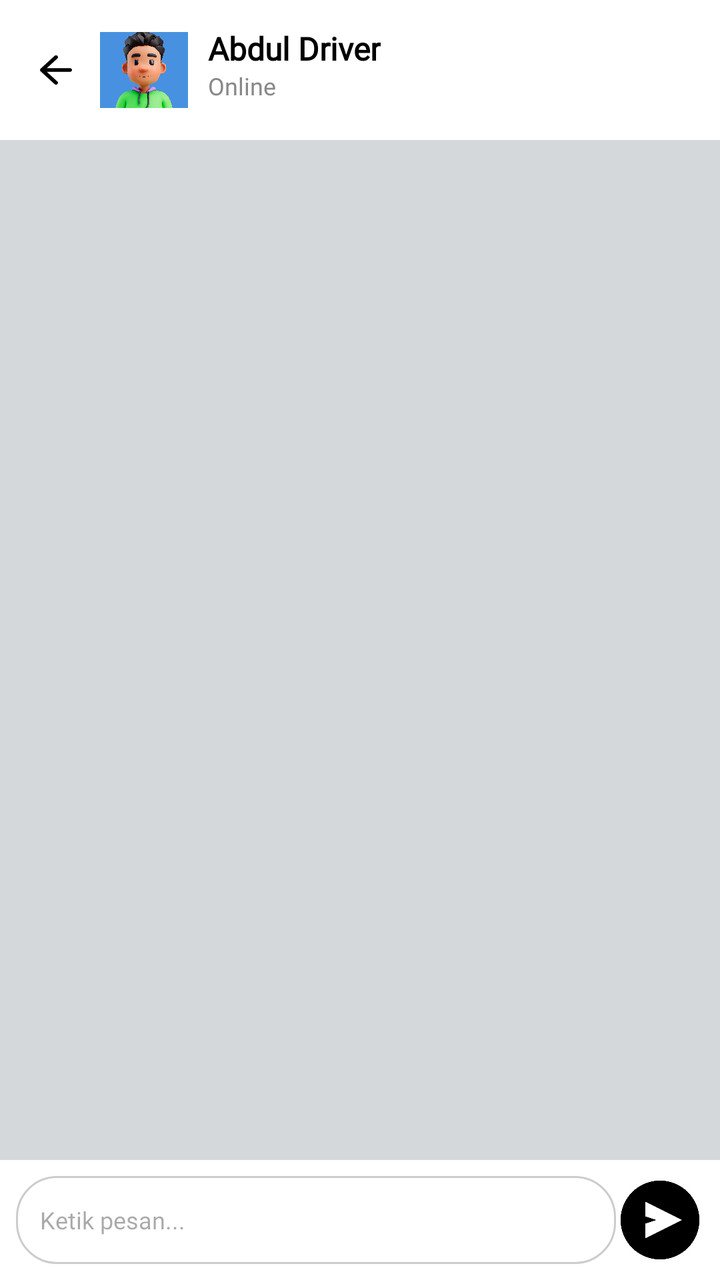
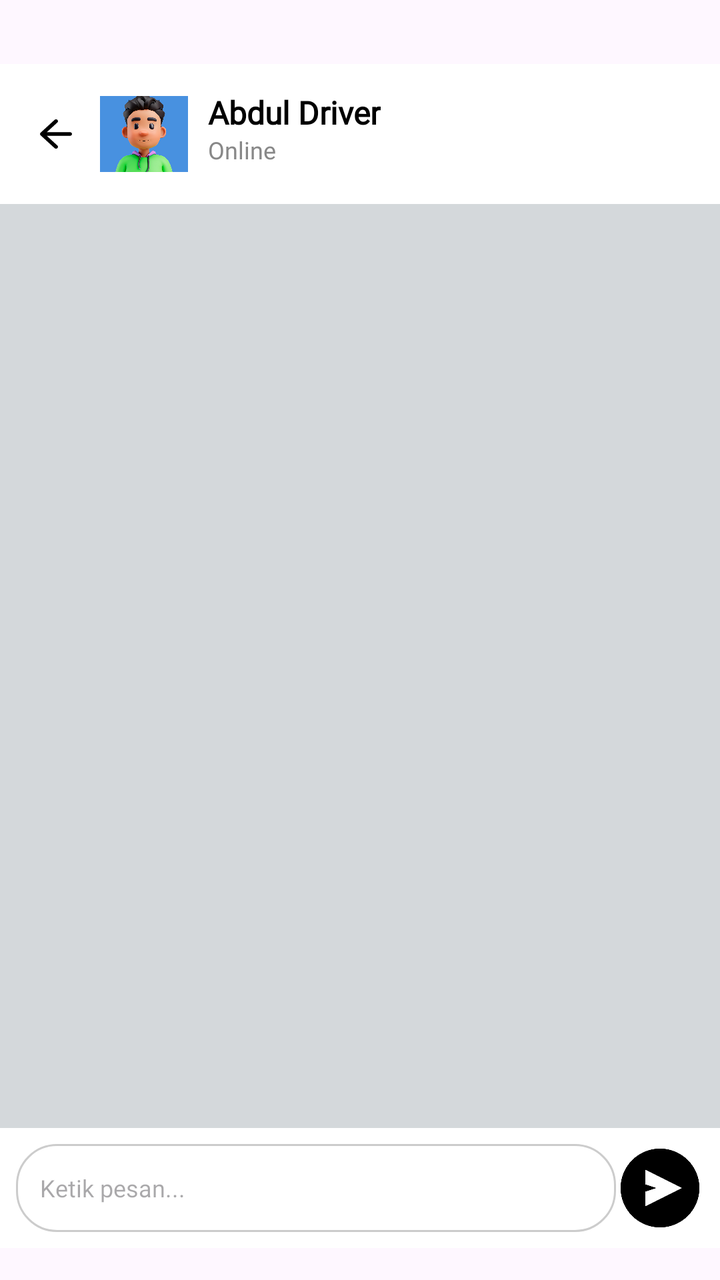

Two renders of the same Android screen: before a commit and after it. Below are the layout's source before the change and the commit's diff.
<!-- AndroidManifest.xml: application theme Theme.GoNceng -->
<!-- res/layout/activity_chat_detail.xml -->
<?xml version="1.0" encoding="utf-8"?>
<androidx.constraintlayout.widget.ConstraintLayout xmlns:android="http://schemas.android.com/apk/res/android"
    xmlns:app="http://schemas.android.com/apk/res-auto"
    android:layout_width="match_parent"
    android:layout_height="match_parent">

    <androidx.constraintlayout.widget.ConstraintLayout
        android:id="@+id/headerChat"
        android:layout_width="match_parent"
        android:layout_height="70sp"
        android:padding="16sp"
        android:background="#FFFFFF"
        app:layout_constraintTop_toTopOf="parent">

        <ImageView
            android:id="@+id/btnBack"
            android:layout_width="24sp"
            android:layout_height="24sp"
            android:src="@drawable/arrow_left"
            app:layout_constraintStart_toStartOf="parent"
            app:layout_constraintTop_toTopOf="parent"
            app:layout_constraintBottom_toBottomOf="parent"/>

        <ImageView
            android:id="@+id/imgProfile"
            android:layout_width="44sp"
            android:layout_height="44sp"
            android:src="@drawable/profile"
            app:layout_constraintStart_toEndOf="@+id/btnBack"
            app:layout_constraintTop_toTopOf="parent"
            app:layout_constraintBottom_toBottomOf="parent"
            android:layout_marginStart="10sp"
            android:scaleType="centerCrop"/>

        <TextView
            android:id="@+id/tvDriverName"
            android:layout_width="wrap_content"
            android:layout_height="wrap_content"
            android:text="Abdul Driver"
            android:layout_marginStart="10sp"
            android:textSize="16sp"
            android:textStyle="bold"
            android:textColor="#000000"
            android:fontFamily="@font/poppins_regular"
            app:layout_constraintStart_toEndOf="@+id/imgProfile"
            app:layout_constraintTop_toTopOf="@+id/imgProfile"
            />

        <TextView
            android:id="@+id/tvDriverStatus"
            android:layout_width="wrap_content"
            android:layout_height="wrap_content"
            android:text="Online"
            android:textSize="12sp"
            android:textColor="#888888"
            android:fontFamily="@font/poppins_regular"
            app:layout_constraintStart_toStartOf="@+id/tvDriverName"
            app:layout_constraintTop_toBottomOf="@+id/tvDriverName"/>

    </androidx.constraintlayout.widget.ConstraintLayout>

    <ScrollView
        android:id="@+id/chatScrollView"
        android:layout_width="match_parent"
        android:layout_height="0sp"
        android:background="#D4D8DB"
        app:layout_constraintTop_toBottomOf="@+id/headerChat"
        app:layout_constraintBottom_toTopOf="@+id/chatInputContainer">

        <LinearLayout
                android:id="@+id/chatContainer"
                android:orientation="vertical"
                android:layout_width="match_parent"
                android:layout_height="match_parent"
                android:padding="16sp"/>
    </ScrollView>

    <androidx.constraintlayout.widget.ConstraintLayout
        android:id="@+id/chatInputContainer"
        android:layout_width="match_parent"
        android:layout_height="60sp"
        android:background="#FFFFFF"
        android:padding="8dp"
        app:layout_constraintBottom_toBottomOf="parent" >

        <EditText
            android:id="@+id/etMessage"
            android:layout_width="0dp"
            android:layout_height="match_parent"
            android:hint="Ketik pesan..."
            android:background="@drawable/rounded_edittext"
            android:padding="12dp"
            app:layout_constraintStart_toStartOf="parent"
            app:layout_constraintEnd_toStartOf="@+id/btnSend"
            app:layout_constraintTop_toTopOf="parent"
            app:layout_constraintBottom_toBottomOf="parent"
            android:fontFamily="@font/poppins_regular"
            android:textSize="12sp"/>

        <ImageView
            android:id="@+id/btnSend"
            android:layout_width="44sp"
            android:layout_height="44sp"
            android:src="@drawable/send"
            android:background="@drawable/circle_background"
            app:layout_constraintEnd_toEndOf="parent"
            app:layout_constraintBottom_toBottomOf="parent"
            app:layout_constraintTop_toTopOf="parent" />

    </androidx.constraintlayout.widget.ConstraintLayout>


</androidx.constraintlayout.widget.ConstraintLayout>
<!-- resources referenced by this layout -->
<resources>
  <!-- drawable arrow_left (drawable) -->
  <vector xmlns:android="http://schemas.android.com/apk/res/android"
      android:width="26dp"
      android:height="24dp"
      android:viewportWidth="26"
      android:viewportHeight="24">
    <path
        android:pathData="M12.234,4.293C12.657,3.903 13.343,3.903 13.766,4.293C14.189,4.684 14.189,5.317 13.766,5.707L8.031,11H20.583C21.182,11 21.666,11.448 21.666,12C21.666,12.552 21.181,13 20.583,13H8.031L13.766,18.293C14.189,18.684 14.189,19.317 13.766,19.707C13.343,20.098 12.657,20.098 12.234,19.707L4.651,12.707C4.228,12.317 4.228,11.684 4.651,11.293L12.234,4.293Z"
        android:fillColor="#000000"/>
  </vector>
  <!-- drawable circle_background (drawable) -->
  <?xml version="1.0" encoding="utf-8"?>
  <shape xmlns:android="http://schemas.android.com/apk/res/android"
      android:shape="oval">
  
      <solid android:color="#FFFFFF" />
  
  </shape>
  <!-- drawable profile: jpg bitmap (drawable, 825227 bytes) -->
  <!-- drawable rounded_edittext (drawable) -->
  <?xml version="1.0" encoding="utf-8"?>
  <shape xmlns:android="http://schemas.android.com/apk/res/android"
      android:shape="rectangle">
  
      <solid android:color="#FFFFFF" />
  
      <corners android:radius="20dp" />
  
      <stroke
          android:width="1dp"
          android:color="#CCCCCC" />
  
  </shape>
  <!-- drawable send: png bitmap (drawable, 10135 bytes) -->
  <style name="Theme.GoNceng" parent="Base.Theme.GoNceng" />
  <style name="Base.Theme.GoNceng" parent="Theme.Material3.DayNight.NoActionBar">
          
          
      </style>
</resources>

<!-- the commit's change to res/layout/activity_chat_detail.xml (unified diff, before → after) -->
@@ -8,6 +8,7 @@
         android:id="@+id/headerChat"
         android:layout_width="match_parent"
         android:layout_height="70sp"
+        android:layout_marginTop="32sp"
         android:padding="16sp"
         android:background="#FFFFFF"
         app:layout_constraintTop_toTopOf="parent">
@@ -79,6 +80,7 @@
         android:id="@+id/chatInputContainer"
         android:layout_width="match_parent"
         android:layout_height="60sp"
+        android:layout_marginBottom="16sp"
         android:background="#FFFFFF"
         android:padding="8dp"
         app:layout_constraintBottom_toBottomOf="parent" >
